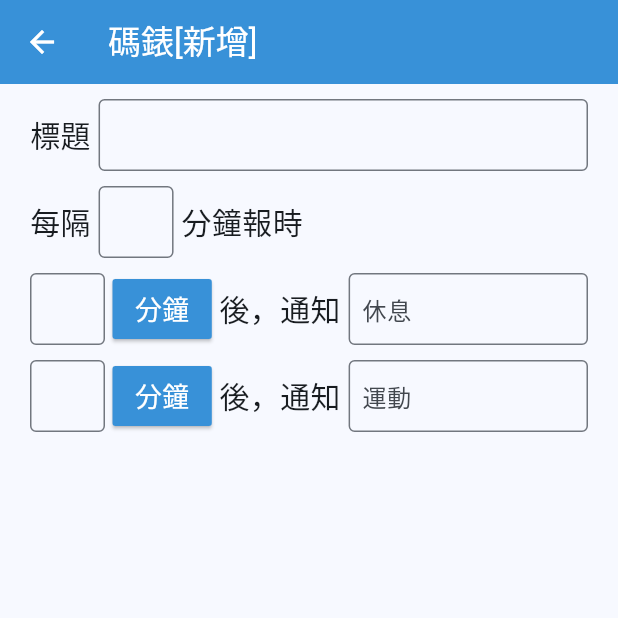
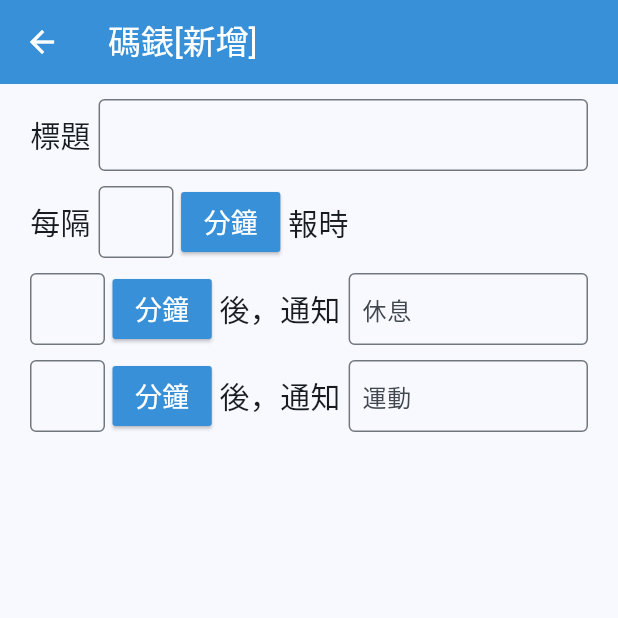
Before and after one commit to jimchen5342/stopwatch, a Flutter app: the screen it shows after launch, after a tap on the "add" icon, on a phone screen of 412 x 824 dp, the top half of it. Run offline on Flutter 3.47's test engine with Material 3 defaults, Android fonts, the phone set to English and light mode, and no system bars; our stand-ins replace flutter_tts, localstorage, package_info_plus; missing offline and left inert: flutter_background_service, flutter_background_service_android.

Commit message:
2025-06-20 09:00

```diff
--- a/lib/stopwatch/stopwatchEdit.dart
+++ b/lib/stopwatch/stopwatchEdit.dart
@@ -19,7 +19,7 @@ class _StopWatchEditState extends State<StopWatchEdit> {
       ctrlInterval1Txt = TextEditingController(),
       ctrlInterval2Txt = TextEditingController();
   bool isEdit = false;
-  dynamic unit = {"interval1": "M", "interval2": "M"};
+  dynamic unit = {"interval": "M", "interval1": "M", "interval2": "M"};
 
   @override
   initState() {
@@ -45,6 +45,11 @@ class _StopWatchEditState extends State<StopWatchEdit> {
           if (json.containsKey('interval2Txt')) {
             ctrlInterval2Txt.text = json["interval2Txt"];
           }
+          if (json.containsKey('intervalUnit') &&
+              json["intervalUnit"] is String) {
+            unit["interval"] = json["intervalUnit"];
+          }
+
           if (json.containsKey('interval1Unit') &&
               json["interval1Unit"] is String) {
             unit["interval1"] = json["interval1Unit"];
@@ -134,6 +139,7 @@ class _StopWatchEditState extends State<StopWatchEdit> {
             Expanded(
               child: TextField(
                 controller: ctrlTitle,
+                // style: TextStyle(fontSize: 20),
                 decoration: InputDecoration(
                   contentPadding: EdgeInsets.all(5.0),
                   border: OutlineInputBorder(),
@@ -170,7 +176,29 @@ class _StopWatchEditState extends State<StopWatchEdit> {
                 },
               ),
             ),
-            Text(" 分鐘報時", style: TextStyle(fontSize: 20)),
+            SizedBox(width: 5),
+            ElevatedButton(
+              style: ElevatedButton.styleFrom(
+                foregroundColor: Colors.white,
+                backgroundColor: SysColor.primary,
+                minimumSize: Size(30, 40),
+                padding: EdgeInsets.symmetric(horizontal: 15),
+                shape: const RoundedRectangleBorder(
+                  borderRadius: BorderRadius.all(Radius.circular(2)),
+                ),
+              ),
+              onPressed: () {
+                unit["interval"] = unit["interval"] == "S" ? "M" : "S";
+                isEdit = true;
+                setState(() {});
+              },
+              child: Text(
+                "${unit["interval"] == "S" ? "秒" : "分"}鐘",
+                style: TextStyle(fontSize: 18),
+              ),
+            ),
+            SizedBox(width: 5),
+            Text("報時", style: TextStyle(fontSize: 20)),
             SizedBox(width: 20),
           ],
         ),
@@ -322,6 +350,10 @@ class _StopWatchEditState extends State<StopWatchEdit> {
       }
       json["title"] = ctrlTitle.text;
       json["interval"] = interval;
+      if (unit["interval"] == "S" ||
+          (json["intervalUnit"] != unit["interval"])) {
+        json["intervalUnit"] = unit["interval"];
+      }
       if (!(interval1 == 0 && interval2 == 0)) {
         json["interval1"] = interval1;
         json["interval2"] = interval2;
--- a/lib/stopwatch/stopwatchList.dart
+++ b/lib/stopwatch/stopwatchList.dart
@@ -67,7 +67,11 @@ class _StopWatchListState extends State<StopWatchList> {
 
     if (json is Map) {
       if (json.containsKey('interval') && json["interval"] > 0) {
-        s1 = '間隔 ${json['interval']} 分鐘報時';
+        String unit =
+            json["intervalUnit"] is String && json["intervalUnit"] == "S"
+                ? "秒"
+                : "分";
+        s1 = '間隔 ${json['interval']} $unit鐘報時';
       }
       if (json["interval1"] is num && json["interval1"] > 0) {
         String unit =
--- a/lib/system/system.dart
+++ b/lib/system/system.dart
@@ -40,7 +40,7 @@ Future<String?> alert(
           style: TextButton.styleFrom(
             backgroundColor: Colors.orange,
             foregroundColor: Colors.white,
-            textStyle: TextStyle(fontSize: 16.0),
+            textStyle: TextStyle(fontSize: 18.0),
             shape: RoundedRectangleBorder(
               borderRadius: BorderRadius.circular(10.0),
             ),
@@ -89,7 +89,7 @@ Future<String?> alert(
             children: <Widget>[
               Divider(),
               SizedBox(height: 10),
-              Text(msg, style: TextStyle(fontSize: 18.0)),
+              Text(msg, style: TextStyle(fontSize: 20.0)),
             ],
           ),
         ),
```
Also changed, not shown: lib/stopwatch/stopwatch.dart (+16 -5 lines), 1 other file.
